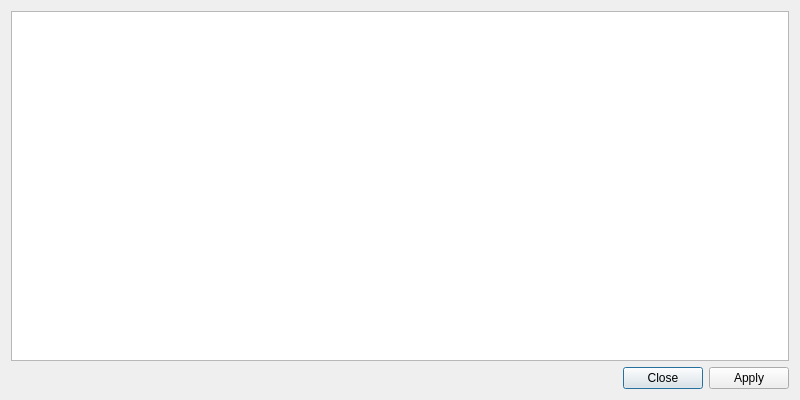
First picture: the form in src/qt/forms/kevamynamespacesdialog.ui, repository kvazar-network/kevacoin, before the edit.
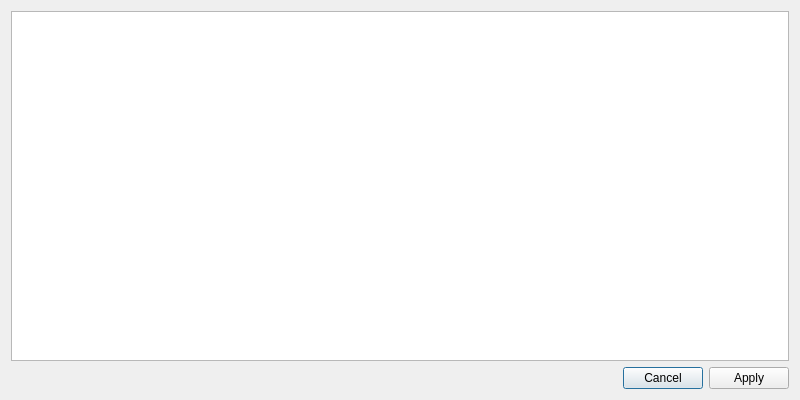
Second picture: the form after the edit.

Commit message: WIP: Added key-value dialog.

The edit to the form file:
```diff
--- a/src/qt/forms/kevamynamespacesdialog.ui
+++ b/src/qt/forms/kevamynamespacesdialog.ui
@@ -33,7 +33,7 @@
                         <enum>Qt::Horizontal</enum>
                     </property>
                     <property name="standardButtons">
-                        <set>QDialogButtonBox::Apply|QDialogButtonBox::Close</set>
+                        <set>QDialogButtonBox::Apply|QDialogButtonBox::Cancel</set>
                     </property>
                 </widget>
             </item>
```
The commit also changes 8 other files.
